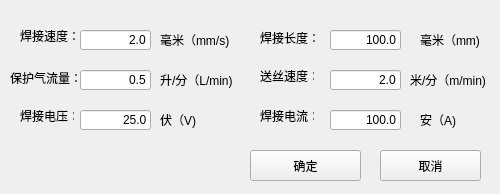
Before: the Qt Designer form ui/weld.ui in ppdog001/laser-vision-based-seam-track, drawn with Qt 5.
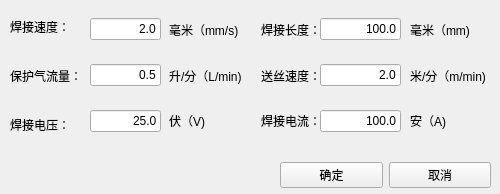
After: the same form once the commit is applied. Icons and pictures are not drawn.

```diff
--- a/ui/weld.ui
+++ b/ui/weld.ui
@@ -19,41 +19,75 @@
   <property name="windowTitle">
    <string>焊接参数设置</string>
   </property>
-  <widget class="QLabel" name="weldingVoltage">
+  <property name="windowIcon">
+   <iconset>
+    <normaloff>setting_72px.ico</normaloff>setting_72px.ico</iconset>
+  </property>
+  <widget class="QWidget" name="layoutWidget1">
    <property name="geometry">
     <rect>
-     <x>20</x>
-     <y>110</y>
-     <width>54</width>
-     <height>12</height>
+     <x>10</x>
+     <y>5</y>
+     <width>81</width>
+     <height>141</height>
     </rect>
    </property>
+   <layout class="QVBoxLayout" name="verticalLayout1">
+    <item>
+     <widget class="QLabel" name="labelWeldSpeed">
+      <property name="text">
+       <string>焊接速度：</string>
+      </property>
+     </widget>
+    </item>
+    <item>
+     <widget class="QLabel" name="labelGasFlow">
+      <property name="text">
+       <string>保护气流量：</string>
+      </property>
+     </widget>
+    </item>
+    <item>
+     <widget class="QLabel" name="labelWeldVoltage">
    <property name="text">
     <string>焊接电压：</string>
    </property>
   </widget>
-  <widget class="QLabel" name="weldingCurrent">
-   <property name="geometry">
-    <rect>
-     <x>260</x>
-     <y>110</y>
-     <width>54</width>
-     <height>12</height>
-    </rect>
-   </property>
-   <property name="text">
-    <string>焊接电流：</string>
-   </property>
+    </item>
+   </layout>
   </widget>
-  <widget class="QLineEdit" name="weldVoltageLineEdit">
+  <widget class="QWidget" name="layoutWidget2">
    <property name="geometry">
     <rect>
-     <x>80</x>
-     <y>110</y>
+     <x>90</x>
+     <y>0</y>
      <width>71</width>
-     <height>20</height>
+     <height>151</height>
     </rect>
    </property>
+   <layout class="QVBoxLayout" name="verticalLayout2">
+    <item>
+     <widget class="QLineEdit" name="lineEditWeldSpeed">
+      <property name="text">
+       <string>2.0</string>
+      </property>
+      <property name="alignment">
+       <set>Qt::AlignRight|Qt::AlignTrailing|Qt::AlignVCenter</set>
+      </property>
+     </widget>
+    </item>
+    <item>
+     <widget class="QLineEdit" name="lineEditGasFlow">
+      <property name="text">
+       <string>0.5</string>
+      </property>
+      <property name="alignment">
+       <set>Qt::AlignRight|Qt::AlignTrailing|Qt::AlignVCenter</set>
+      </property>
+     </widget>
+    </item>
+    <item>
+     <widget class="QLineEdit" name="lineEditWeldVoltage">
    <property name="text">
     <string>25.0</string>
    </property>
@@ -61,70 +95,97 @@
     <set>Qt::AlignRight|Qt::AlignTrailing|Qt::AlignVCenter</set>
    </property>
   </widget>
-  <widget class="QLineEdit" name="weldCurrentLineEdit">
+    </item>
+   </layout>
+  </widget>
+  <widget class="QWidget" name="layoutWidget3">
    <property name="geometry">
     <rect>
-     <x>330</x>
-     <y>110</y>
-     <width>71</width>
-     <height>20</height>
+     <x>169</x>
+     <y>10</y>
+     <width>81</width>
+     <height>131</height>
     </rect>
    </property>
+   <layout class="QVBoxLayout" name="verticalLayout3">
+    <item>
+     <widget class="QLabel" name="unit1">
    <property name="text">
-    <string>100.0</string>
-   </property>
-   <property name="alignment">
-    <set>Qt::AlignRight|Qt::AlignTrailing|Qt::AlignVCenter</set>
-   </property>
-  </widget>
+       <string>毫米（mm/s)</string>
+      </property>
+     </widget>
+    </item>
+    <item>
+     <widget class="QLabel" name="unit3">
+      <property name="text">
+       <string>升/分（L/min)</string>
+      </property>
+     </widget>
+    </item>
+    <item>
   <widget class="QLabel" name="unit5">
-   <property name="geometry">
-    <rect>
-     <x>160</x>
-     <y>110</y>
-     <width>54</width>
-     <height>20</height>
-    </rect>
-   </property>
    <property name="text">
     <string>伏（V)</string>
    </property>
   </widget>
-  <widget class="QLabel" name="unit6">
+    </item>
+   </layout>
+  </widget>
+  <widget class="QWidget" name="layoutWidget4">
    <property name="geometry">
     <rect>
-     <x>420</x>
-     <y>110</y>
-     <width>54</width>
-     <height>20</height>
+     <x>261</x>
+     <y>10</y>
+     <width>62</width>
+     <height>131</height>
     </rect>
    </property>
+   <layout class="QVBoxLayout" name="verticalLayout4">
+    <item>
+     <widget class="QLabel" name="labelWeldDistance">
    <property name="text">
-    <string>安（A)</string>
-   </property>
-  </widget>
-  <widget class="QLabel" name="wireFeedRateTextLabel">
-   <property name="geometry">
-    <rect>
-     <x>260</x>
-     <y>70</y>
-     <width>54</width>
-     <height>12</height>
-    </rect>
-   </property>
+       <string>焊接长度：</string>
+      </property>
+     </widget>
+    </item>
+    <item>
+     <widget class="QLabel" name="labelWireRate">
    <property name="text">
     <string>送丝速度：</string>
    </property>
   </widget>
-  <widget class="QLineEdit" name="wireFeedRateLineEdit">
+    </item>
+    <item>
+     <widget class="QLabel" name="labelWeldCurrent">
+      <property name="text">
+       <string>焊接电流：</string>
+      </property>
+     </widget>
+    </item>
+   </layout>
+  </widget>
+  <widget class="QWidget" name="layoutWidget5">
    <property name="geometry">
     <rect>
-     <x>330</x>
-     <y>70</y>
-     <width>71</width>
-     <height>20</height>
+     <x>320</x>
+     <y>0</y>
+     <width>81</width>
+     <height>151</height>
     </rect>
    </property>
+   <layout class="QVBoxLayout" name="verticalLayout5">
+    <item>
+     <widget class="QLineEdit" name="lineEditWeldDistance">
+      <property name="text">
+       <string>100.0</string>
+      </property>
+      <property name="alignment">
+       <set>Qt::AlignRight|Qt::AlignTrailing|Qt::AlignVCenter</set>
+      </property>
+     </widget>
+    </item>
+    <item>
+     <widget class="QLineEdit" name="lineEditWireRate">
    <property name="text">
     <string>2.0</string>
    </property>
@@ -132,170 +193,77 @@
     <set>Qt::AlignRight|Qt::AlignTrailing|Qt::AlignVCenter</set>
    </property>
   </widget>
-  <widget class="QLabel" name="unit4">
+    </item>
+    <item>
+     <widget class="QLineEdit" name="lineEditWeldCurrent">
+      <property name="text">
+       <string>100.0</string>
+      </property>
+      <property name="alignment">
+       <set>Qt::AlignRight|Qt::AlignTrailing|Qt::AlignVCenter</set>
+      </property>
+     </widget>
+    </item>
+   </layout>
+  </widget>
+  <widget class="QWidget" name="layoutWidget6">
    <property name="geometry">
     <rect>
      <x>410</x>
-     <y>70</y>
-     <width>81</width>
-     <height>20</height>
+     <y>10</y>
+     <width>80</width>
+     <height>131</height>
     </rect>
    </property>
+   <layout class="QVBoxLayout" name="verticalLayout6">
+    <item>
+     <widget class="QLabel" name="unit2">
+      <property name="text">
+       <string>毫米（mm)</string>
+      </property>
+     </widget>
+    </item>
+    <item>
+     <widget class="QLabel" name="unit4">
    <property name="text">
     <string>米/分（m/min)</string>
    </property>
   </widget>
-  <widget class="QLabel" name="gasFlowTextLabel">
-   <property name="geometry">
-    <rect>
-     <x>10</x>
-     <y>70</y>
-     <width>71</width>
-     <height>16</height>
-    </rect>
-   </property>
+    </item>
+    <item>
+     <widget class="QLabel" name="unit6">
    <property name="text">
-    <string>保护气流量：</string>
-   </property>
-  </widget>
-  <widget class="QLineEdit" name="sheildingGasFlowLineEdit">
-   <property name="geometry">
-    <rect>
-     <x>80</x>
-     <y>70</y>
-     <width>71</width>
-     <height>20</height>
-    </rect>
-   </property>
-   <property name="text">
-    <string>0.5</string>
-   </property>
-   <property name="alignment">
-    <set>Qt::AlignRight|Qt::AlignTrailing|Qt::AlignVCenter</set>
-   </property>
+       <string>安（A)</string>
+      </property>
+     </widget>
+    </item>
+   </layout>
   </widget>
-  <widget class="QLabel" name="unit3">
+  <widget class="QWidget" name="layoutWidget">
    <property name="geometry">
     <rect>
-     <x>160</x>
-     <y>70</y>
-     <width>81</width>
-     <height>20</height>
+     <x>280</x>
+     <y>160</y>
+     <width>211</width>
+     <height>31</height>
     </rect>
    </property>
-   <property name="text">
-    <string>升/分（L/min)</string>
-   </property>
-  </widget>
+   <layout class="QHBoxLayout" name="horizontalLayout">
+    <item>
   <widget class="QPushButton" name="confirmPushButton">
-   <property name="geometry">
-    <rect>
-     <x>250</x>
-     <y>150</y>
-     <width>111</width>
-     <height>31</height>
-    </rect>
-   </property>
    <property name="text">
     <string>确定</string>
    </property>
   </widget>
-  <widget class="QPushButton" name="cancelPushButton">
-   <property name="geometry">
-    <rect>
-     <x>380</x>
-     <y>150</y>
-     <width>101</width>
-     <height>31</height>
-    </rect>
-   </property>
+    </item>
+    <item>
+     <widget class="QPushButton" name="pushButtonCancel">
    <property name="text">
     <string>取消</string>
    </property>
   </widget>
-  <widget class="QLabel" name="weldingRateTextLabel">
-   <property name="geometry">
-    <rect>
-     <x>20</x>
-     <y>25</y>
-     <width>61</width>
-     <height>21</height>
-    </rect>
-   </property>
-   <property name="text">
-    <string>焊接速度：</string>
-   </property>
-  </widget>
-  <widget class="QLineEdit" name="weldSpeedLineEdit">
-   <property name="geometry">
-    <rect>
-     <x>80</x>
-     <y>30</y>
-     <width>71</width>
-     <height>20</height>
-    </rect>
-   </property>
-   <property name="text">
-    <string>2.0</string>
-   </property>
-   <property name="alignment">
-    <set>Qt::AlignRight|Qt::AlignTrailing|Qt::AlignVCenter</set>
-   </property>
-  </widget>
-  <widget class="QLabel" name="unit1">
-   <property name="geometry">
-    <rect>
-     <x>160</x>
-     <y>30</y>
-     <width>71</width>
-     <height>20</height>
-    </rect>
-   </property>
-   <property name="text">
-    <string>毫米（mm/s)</string>
-   </property>
-  </widget>
-  <widget class="QLabel" name="trackingDistanceLabel">
-   <property name="geometry">
-    <rect>
-     <x>260</x>
-     <y>30</y>
-     <width>71</width>
-     <height>16</height>
-    </rect>
-   </property>
-   <property name="text">
-    <string>焊接长度：</string>
-   </property>
-  </widget>
-  <widget class="QLineEdit" name="trackingDistanceLineEdit">
-   <property name="geometry">
-    <rect>
-     <x>330</x>
-     <y>30</y>
-     <width>71</width>
-     <height>20</height>
-    </rect>
-   </property>
-   <property name="text">
-    <string>100.0</string>
-   </property>
-   <property name="alignment">
-    <set>Qt::AlignRight|Qt::AlignTrailing|Qt::AlignVCenter</set>
-   </property>
-  </widget>
-  <widget class="QLabel" name="unit2">
-   <property name="geometry">
-    <rect>
-     <x>420</x>
-     <y>30</y>
-     <width>71</width>
-     <height>20</height>
-    </rect>
-   </property>
-   <property name="text">
-    <string>毫米（mm)</string>
-   </property>
+    </item>
+   </layout>
   </widget>
  </widget>
  <resources/>
```
Lines whose indentation alone changed are shown as unchanged.
